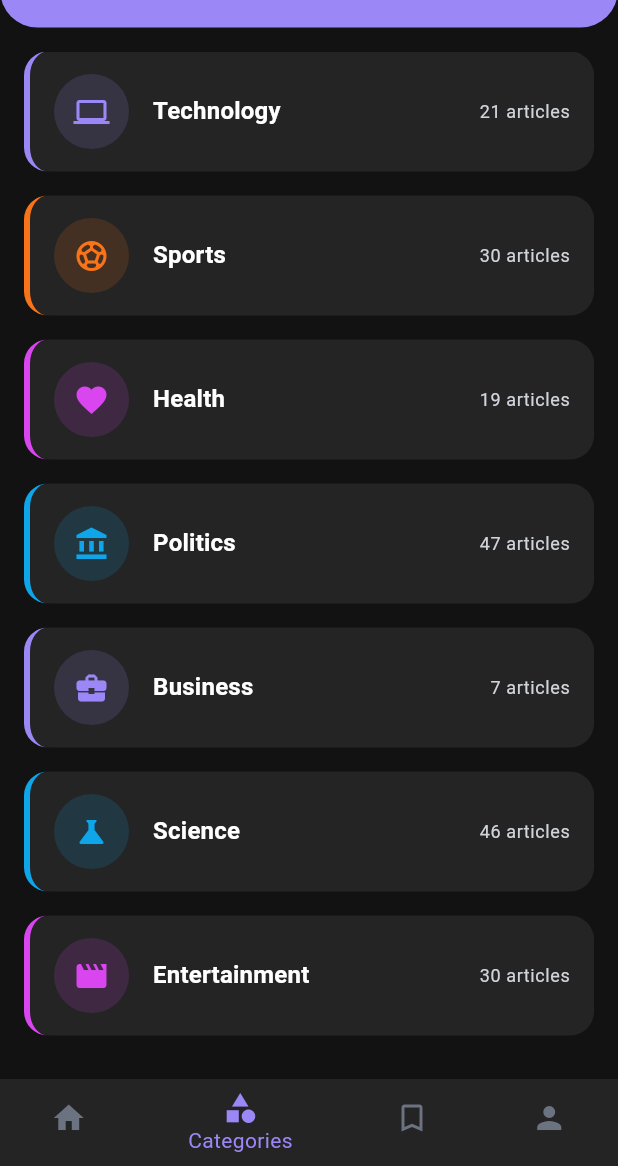
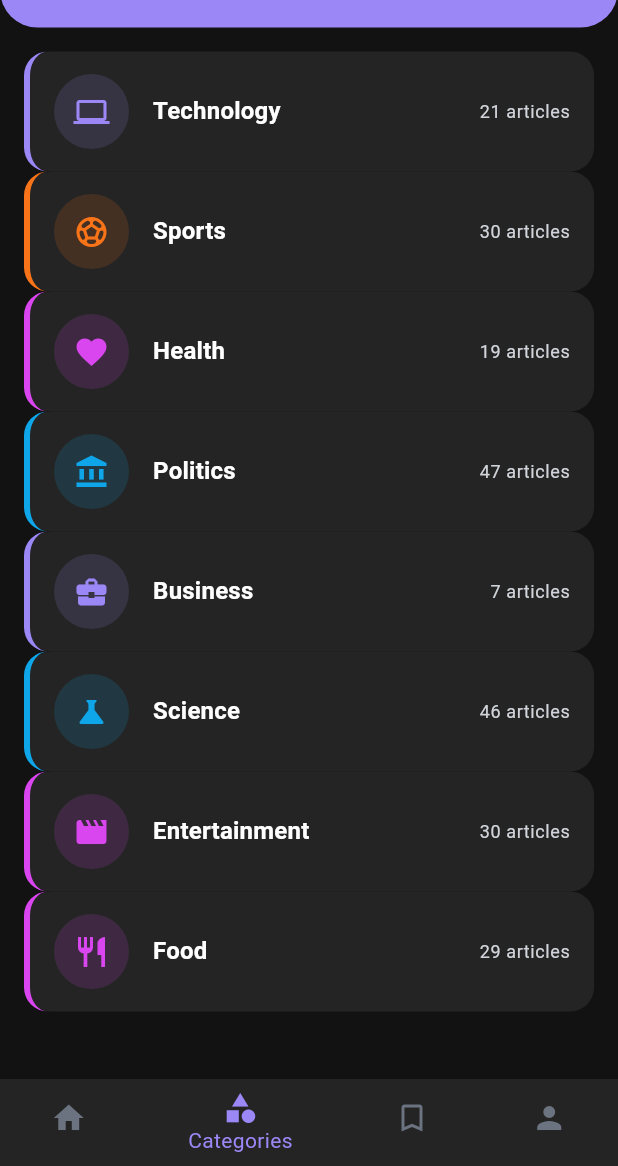
Before and after one commit to YoussefHamada-cs/news, a Flutter app: the CategoriesView screen opened by its route, after a tap on the "format list bulleted" icon, on a phone screen of 412 x 824 dp, the part 70-1236 px from its top. Run offline on Flutter 3.47's test engine with Material 3 defaults, Android fonts, the phone set to English and light mode, and no system bars; our stand-ins replace cached_network_image, go_router, shimmer; network calls fail.

Commit message:
edit padding

```diff
--- a/lib/core/presention/widgets/custom_listview_vertical.dart
+++ b/lib/core/presention/widgets/custom_listview_vertical.dart
@@ -7,9 +7,9 @@ class CustomListviewVertical extends StatelessWidget {
   final Widget Function(BuildContext, int) itemBuilder;
   @override
   Widget build(BuildContext context) {
-    return ListView.separated(
+    return ListView.builder(
         itemCount: itemCount,
-        separatorBuilder: (context, index) => const SizedBox(height: 16),
+        //separatorBuilder: (context, index) => const SizedBox(height: 16),
         itemBuilder: itemBuilder);
   }
 }
--- a/lib/features/bookmark/presrntation/widgets/body_book_mark.dart
+++ b/lib/features/bookmark/presrntation/widgets/body_book_mark.dart
@@ -12,11 +12,7 @@ class BodyBookMark extends StatelessWidget {
     return CustomListviewVertical(
       itemCount: 5,
       itemBuilder: (context, index) => const Padding(
-        padding: EdgeInsets.only(
-          top: 16,
-          right: 16,
-          left: 16,
-        ),
+        padding: EdgeInsets.only(top: 8.0, right: 16, left: 16, bottom: 8),
         child: LatestNewsCard(
           imageurl:
               'https://encrypted-tbn0.gstatic.com/images?q=tbn:ANd9GcS47l-TBwq5J39we3hCYx0sV19z51nemqGCYAP4ZZCYSw&s&ec=72940543',
--- a/lib/features/news/presention/views/featured_news_view.dart
+++ b/lib/features/news/presention/views/featured_news_view.dart
@@ -20,11 +20,7 @@ class FeaturedNewsView extends StatelessWidget {
       body: CustomListviewVertical(
         itemCount: 5,
         itemBuilder: (context, index) => const Padding(
-          padding: EdgeInsets.only(
-            top: 16,
-            right: 16,
-            left: 16,
-          ),
+          padding: EdgeInsets.only(top: 8.0, right: 16, left: 16, bottom: 8),
           child: LatestNewsCard(
             imageurl:
                 'https://encrypted-tbn0.gstatic.com/images?q=tbn:ANd9GcS47l-TBwq5J39we3hCYx0sV19z51nemqGCYAP4ZZCYSw&s&ec=72940543',
```
